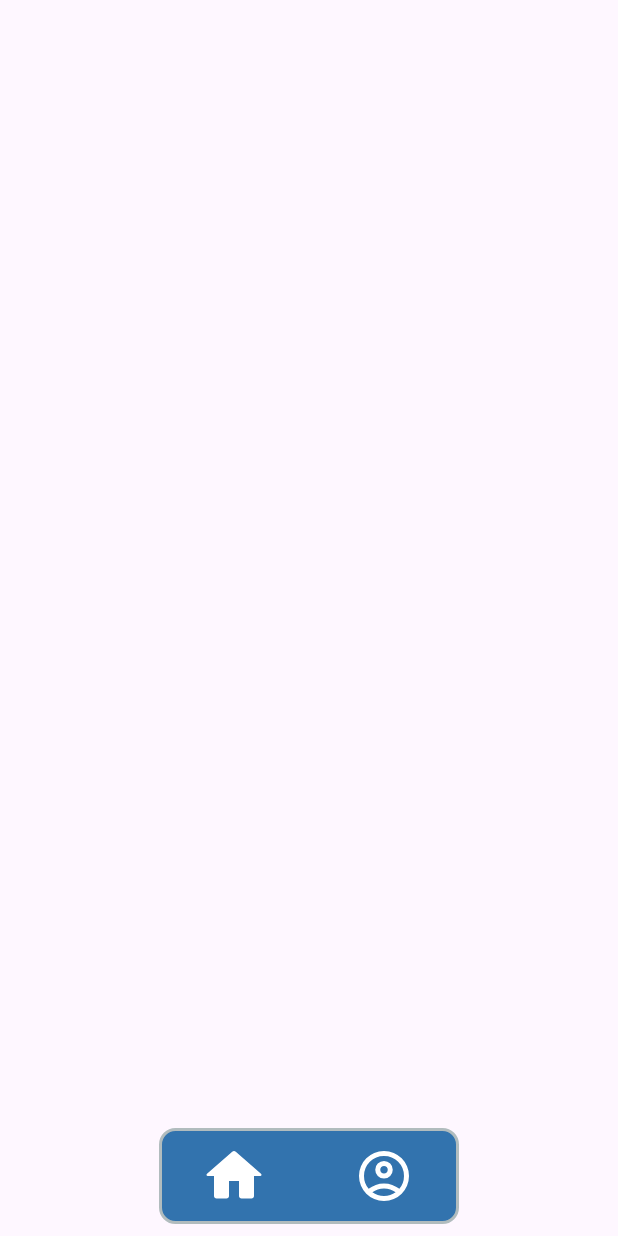
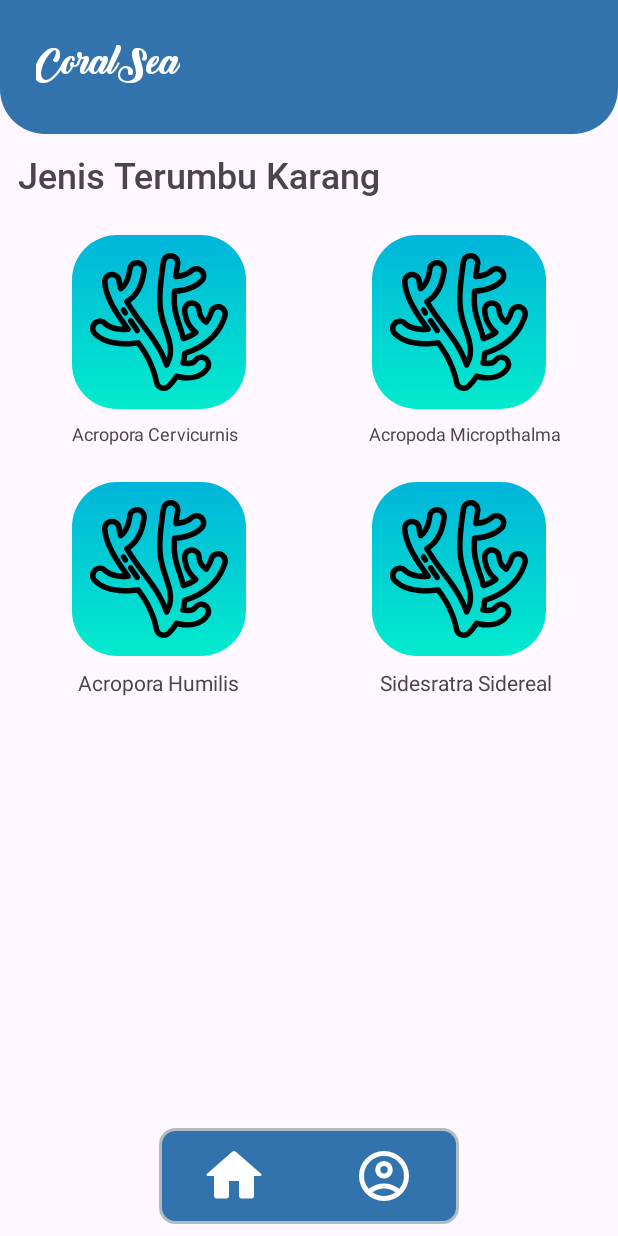
Before and after one commit to cecep1407/TA-PM1-VIP, an Android app: the MainActivity screen opened directly, with no data from a screen before it, on a phone screen of 412 x 824 dp. Run offline under Robolectric (Android 15) with nearby library versions, the phone set to English and light mode, and no system bars.

Commit message:
Master : Membuat jika login berhasil masuk ke MainActivity

```diff
--- a/Program/app/src/main/java/com/uti/coralsee/MainActivity.kt
+++ b/Program/app/src/main/java/com/uti/coralsee/MainActivity.kt
@@ -5,6 +5,7 @@ import androidx.activity.enableEdgeToEdge
 import androidx.appcompat.app.AppCompatActivity
 import androidx.core.view.ViewCompat
 import androidx.core.view.WindowInsetsCompat
+import com.uti.coralsee.fragments.HomeFragment
 import com.uti.coralsee.fragments.InputLoginFragment
 
 class MainActivity : AppCompatActivity() {
@@ -17,5 +18,6 @@ class MainActivity : AppCompatActivity() {
             v.setPadding(systemBars.left, systemBars.top, systemBars.right, systemBars.bottom)
             insets
         }
+        supportFragmentManager.beginTransaction().add(R.id.frmContainer, HomeFragment()).commit()
     }
 }
--- a/Program/app/src/main/java/com/uti/coralsee/fragments/InputLoginFragment.kt
+++ b/Program/app/src/main/java/com/uti/coralsee/fragments/InputLoginFragment.kt
@@ -8,6 +8,7 @@ import android.view.View
 import android.view.ViewGroup
 import android.widget.Button
 import android.widget.Toast
+import com.uti.coralsee.MainActivity
 import com.uti.coralsee.R
 import com.uti.coralsee.config.Lite
 import com.uti.coralsee.databinding.FragmentInputLoginBinding
@@ -53,6 +54,8 @@ class InputLoginFragment : Fragment() {
             val loginSukses = lite.login(username, pass)
             if (loginSukses){
                 Toast.makeText(requireContext(), "Login Berhasil", Toast.LENGTH_SHORT).show()
+                val intent = Intent(requireContext(), MainActivity::class.java)
+                startActivity(intent)
             } else{
                 Toast.makeText(requireContext(), "Username/Password Salah", Toast.LENGTH_SHORT).show()
             }
--- a/Program/app/src/main/res/layout/fragment_home.xml
+++ b/Program/app/src/main/res/layout/fragment_home.xml
@@ -53,7 +53,6 @@
             android:layout_weight="1"
             android:background="@drawable/content_rounded"
             android:src="@drawable/ico_coral"
-            app:layout_constraintEnd_toEndOf=""
             app:layout_constraintStart_toStartOf="parent"
             app:layout_constraintTop_toBottomOf="@+id/textView2" />
 
```
